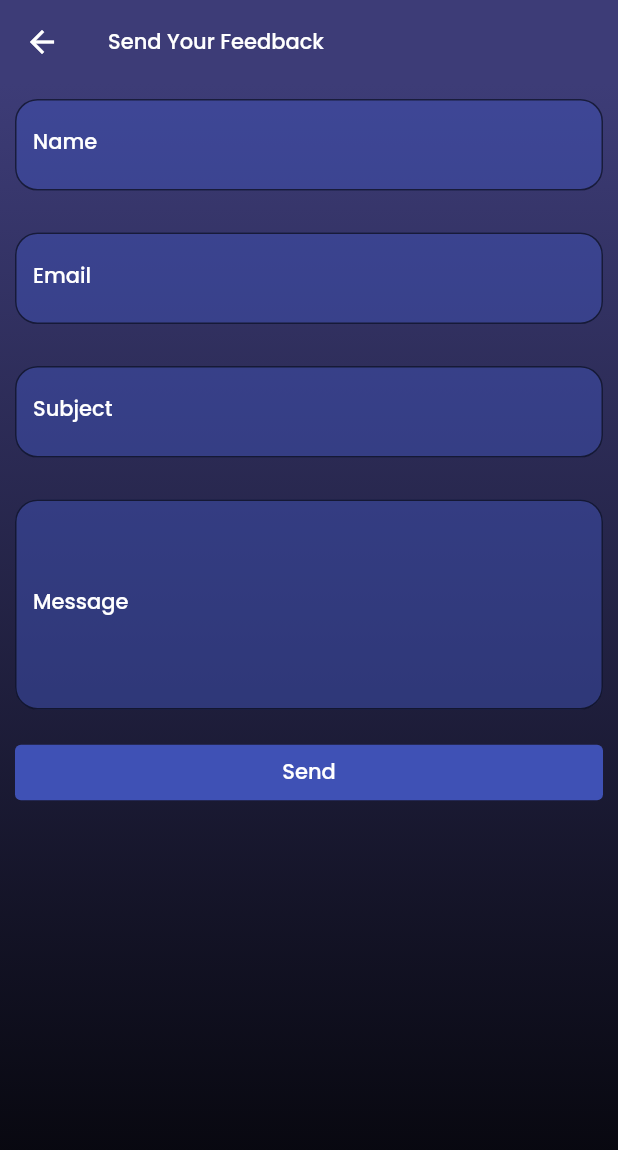
After one commit to MeshackT/Dial, a Flutter app: the EmailTemplate screen opened by its route, on a phone screen of 412 x 824 dp. The commit adds this screen. Shown: the top 1150 px of the screen. Run offline on Flutter 3.47's test engine with Material 2 defaults, Android fonts, the phone set to English and light mode, and no system bars; our stand-ins replace contacts_service, double_back_to_close_app, flutter_slidable, fluttertoast, logger, permission_handler and 1 more; missing offline and left inert: clipboard, flutter_phone_direct_caller; project files that could hold a hidden picture were left out.

Commit message:
Added feedback email

```diff
--- /dev/null
+++ b/lib/feedback class/EmailTemplate.dart
@@ -0,0 +1,178 @@
+import 'package:dial/feedback%20class/feedbackclass.dart';
+import 'package:double_back_to_close_app/double_back_to_close_app.dart';
+import 'package:flutter/material.dart';
+
+class EmailTemplate extends StatelessWidget {
+  const EmailTemplate({Key? key}) : super(key: key);
+
+  @override
+  Widget build(BuildContext context) {
+    final TextEditingController name = TextEditingController();
+    final TextEditingController email = TextEditingController();
+    final TextEditingController subject = TextEditingController();
+    final TextEditingController message = TextEditingController();
+
+    clearText() {
+      name.clear();
+      email.clear();
+      subject.clear();
+      message.clear();
+    }
+
+    return Scaffold(
+      extendBodyBehindAppBar: true,
+      appBar: AppBar(
+        backgroundColor: const Color(0xff3D3C77),
+        title: Text(
+          'Send Your Feedback',
+          style: TextStyle(
+              color: Theme.of(context).primaryColorLight, fontSize: 14),
+        ),
+        centerTitle: false,
+        elevation: 0,
+        leading: IconButton(
+          icon: const Icon(Icons.arrow_back),
+          onPressed: () {
+            Navigator.pushNamedAndRemoveUntil(
+                context, '/settings', (route) => false);
+          },
+        ),
+      ),
+      body: DoubleBackToCloseApp(
+        snackBar: SnackBar(
+          backgroundColor: Theme.of(context).primaryColor.withOpacity(1),
+          content: Text(
+            'Tap back again to leave the application',
+            style: TextStyle(color: Theme.of(context).primaryColorLight),
+            textAlign: TextAlign.center,
+          ),
+        ),
+        child: SafeArea(
+          child: SingleChildScrollView(
+            child: Container(
+              height: MediaQuery.of(context).size.height,
+              margin: const EdgeInsets.only(top: 0.0),
+              decoration: const BoxDecoration(
+                gradient: LinearGradient(
+                    colors: [Color(0xff3D3C77), Color(0xff000000)],
+                    begin: Alignment.topCenter,
+                    end: Alignment.bottomCenter),
+              ),
+              child: Column(
+                crossAxisAlignment: CrossAxisAlignment.stretch,
+                children: [
+                  inputHere(context, name, "Name", "Enter your name...", 1),
+                  spaceInBetween(),
+                  inputHere(context, email, "Email", "example@gmail.com", 1),
+                  spaceInBetween(),
+                  inputHere(context, subject, "Subject", "Subject line...", 1),
+                  spaceInBetween(),
+                  inputHere(context, message, "Message",
+                      "FeedBack message here...", 5),
+                  spaceInBetween(),
+                  Padding(
+                    padding: const EdgeInsets.only(left: 10.0, right: 10.0),
+                    child: TextButton(
+                        style: ButtonStyle(
+                          backgroundColor: MaterialStateProperty.all(
+                              Theme.of(context).primaryColor),
+                        ),
+                        onPressed: () {
+                          //show this message when you click send
+                          ScaffoldMessenger.of(context).showSnackBar(
+                            SnackBar(
+                              backgroundColor:
+                                  Theme.of(context).primaryColorDark,
+                              content: Text(
+                                "Sending email...",
+                                style: TextStyle(
+                                  color: Theme.of(context).primaryColorLight,
+                                ),
+                              ),
+                            ),
+                          );
+                          //send your email feedback
+                          SendEmail.sendEmail(
+                            name: name.text,
+                            message: message.text,
+                            subject: subject.text,
+                            email: email.text,
+                          ).then(
+                            (value) =>
+                                clearText(), //clear textInputs after sending
+                          );
+                        },
+                        child: Text(
+                          "Send",
+                          style: TextStyle(
+                              color: Theme.of(context).primaryColorLight),
+                        )),
+                  )
+                ],
+              ),
+            ),
+          ),
+        ),
+      ),
+    );
+  }
+
+  /////////////////////////////////
+  Padding inputHere(
+    BuildContext context,
+    TextEditingController inputTitle,
+    String title,
+    String hintMessage,
+    int textArea,
+  ) {
+    return Padding(
+      padding: const EdgeInsets.symmetric(horizontal: 10.0, vertical: 10.0),
+      child: TextFormField(
+        textAlign: TextAlign.center,
+        cursorWidth: 1,
+        autofocus: false,
+        autocorrect: true,
+        showCursor: true,
+        controller: inputTitle,
+        maxLines: textArea,
+        cursorColor: Theme.of(context).primaryColorLight,
+        style: TextStyle(
+          color: Theme.of(context).primaryColorLight,
+          fontWeight: FontWeight.w500,
+          fontSize: 14,
+        ),
+        decoration: InputDecoration(
+          hintText: hintMessage,
+          hintStyle: TextStyle(
+            color: Theme.of(context).primaryColorLight,
+          ),
+          fillColor: Theme.of(context).primaryColor.withOpacity(.50),
+          filled: true,
+          label: Text(
+            title,
+            style: TextStyle(color: Theme.of(context).primaryColorLight),
+            textAlign: TextAlign.center,
+          ),
+          border: OutlineInputBorder(
+            borderSide: BorderSide(color: Theme.of(context).primaryColorDark),
+            borderRadius: BorderRadius.circular(15),
+          ),
+        ),
+        validator: (val) {
+          if (inputTitle.text.isNotEmpty) {
+            val = inputTitle.text;
+          } else {
+            'Enter detail';
+          }
+          return null;
+        },
+      ),
+    );
+  }
+
+  SizedBox spaceInBetween() {
+    return const SizedBox(
+      height: 8.0,
+    );
+  }
+}
--- /dev/null
+++ b/lib/feedback class/feedbackclass.dart
@@ -0,0 +1,43 @@
+import 'dart:convert';
+
+import 'package:flutter/foundation.dart';
+import 'package:http/http.dart' as http;
+
+/*
+* This class is used to connect to the emailJS.com and send emails from this device
+* */
+class SendEmail {
+  static const serviceId = "service_afkab4j";
+  static const templateId = "template_luf2qpl";
+  static const userId = "J3i5Zxm_DHgjT4AfS";
+
+  static Future sendEmail({
+    required String name,
+    required String email,
+    required String subject,
+    required String message,
+  }) async {
+    final url = Uri.parse('https://api.emailjs.com/api/v1.0/email/send');
+    final response = await http.post(url,
+        headers: {
+          'origin': 'http://localhost',
+          'Content-Type': 'application/json'
+        },
+        body: json.encode(
+          {
+            'service_id': serviceId,
+            'template_id': templateId,
+            'user_id': userId,
+            'template_params': {
+              'user_name': name,
+              'user_email': email,
+              'user_subject': subject,
+              'user_message': message,
+            },
+          },
+        ));
+    if (kDebugMode) {
+      print(response.toString());
+    }
+  }
+}
--- a/lib/landingScreen.dart
+++ b/lib/landingScreen.dart
@@ -18,7 +18,7 @@ class _MyHomePageState extends State<MyHomePage> {
         snackBar: SnackBar(
           backgroundColor: Theme.of(context).primaryColor.withOpacity(1),
           content: Text(
-            'Tap back again to leave',
+            'Tap back again to leave the application',
             style: TextStyle(color: Theme.of(context).primaryColorLight),
             textAlign: TextAlign.center,
           ),
@@ -41,7 +41,7 @@ class _MyHomePageState extends State<MyHomePage> {
                   Stack(
                     children: [
                       Image.asset(
-                        'images/nine-small.png',
+                        'images/la.png',
                         width: 390,
                         height: 218,
                         fit: BoxFit.cover,
--- a/lib/main.dart
+++ b/lib/main.dart
@@ -1,5 +1,6 @@
 import 'package:dial/Settings.dart';
 import 'package:dial/addFriends.dart';
+import 'package:dial/feedback%20class/EmailTemplate.dart';
 import 'package:flutter/material.dart';
 import 'package:permission_handler/permission_handler.dart';
 
@@ -67,6 +68,7 @@ class _MyAppState extends State<MyApp> {
         // When navigating to the "/second" route, build the SecondScreen widget.
         '/addFriends': (context) => const AddFriends(),
         '/settings': (context) => const Settings(),
+        '/emailTemplate': (context) => const EmailTemplate(),
       },
     );
   }
```
Also changed, not shown: lib/ReusableCode.dart (+51 -1 lines), lib/Settings.dart (+39 -12 lines), lib/addFriends.dart (+55 -46 lines), pubspec.yaml (+13 -6 lines), images/l.png (added), images/la.png (added), images/nine-small.png (deleted), images/one-small.png (deleted), pubspec.lock.
